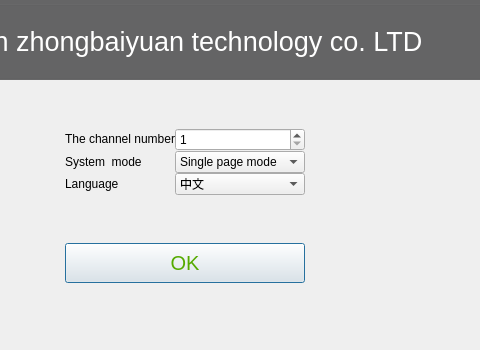
First picture: the form in Main/Setting/main_dialog.ui, repository 519984307/Container_Multiple_Channels_20200522, before the edit; both pictures show x 196 to 676 and y 0 to 350 of the 762 by 350 pixel window.
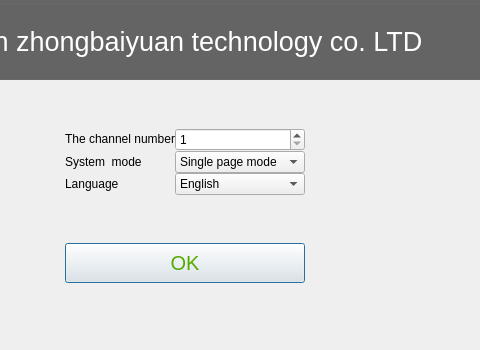
Second picture: the form after the edit. Icons and pictures are not drawn.

```diff
--- a/Main/Setting/main_dialog.ui
+++ b/Main/Setting/main_dialog.ui
@@ -655,6 +655,12 @@
      </item>
      <item>
       <widget class="QComboBox" name="comboBox_2">
+       <property name="editable">
+        <bool>false</bool>
+       </property>
+       <property name="currentIndex">
+        <number>1</number>
+       </property>
        <item>
         <property name="text">
          <string>中文</string>
```
